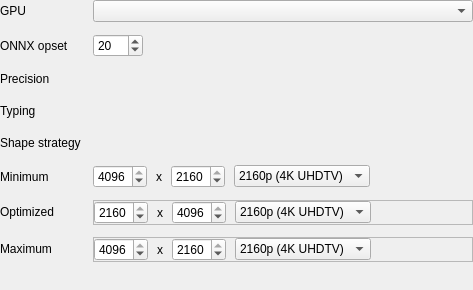
Old version of the form ui/designer/ui_tensorrt_conversion_widget.ui in the repository herlegon/hconvert.
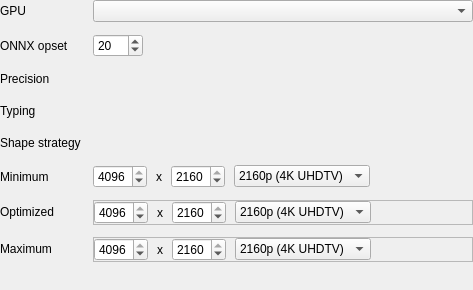
New version of the form. Custom widgets are drawn as their Qt base class.

Commit message: tensorrt conversion widget

```diff
--- a/ui/designer/ui_tensorrt_conversion_widget.ui
+++ b/ui/designer/ui_tensorrt_conversion_widget.ui
@@ -363,32 +363,6 @@
         <property name="bottomMargin">
          <number>0</number>
         </property>
-        <item>
-         <widget class="QSpinBox" name="spinbox_h_opt">
-          <property name="sizePolicy">
-           <sizepolicy hsizetype="Maximum" vsizetype="Fixed">
-            <horstretch>0</horstretch>
-            <verstretch>0</verstretch>
-           </sizepolicy>
-          </property>
-          <property name="minimum">
-           <number>16</number>
-          </property>
-          <property name="maximum">
-           <number>2160</number>
-          </property>
-          <property name="value">
-           <number>2160</number>
-          </property>
-         </widget>
-        </item>
-        <item>
-         <widget class="QLabel" name="label_x_w_opt">
-          <property name="text">
-           <string>x</string>
-          </property>
-         </widget>
-        </item>
         <item>
          <widget class="QSpinBox" name="spinbox_w_opt">
           <property name="sizePolicy">
@@ -411,6 +385,32 @@
           </property>
          </widget>
         </item>
+        <item>
+         <widget class="QLabel" name="label_x_w_opt">
+          <property name="text">
+           <string>x</string>
+          </property>
+         </widget>
+        </item>
+        <item>
+         <widget class="QSpinBox" name="spinbox_h_opt">
+          <property name="sizePolicy">
+           <sizepolicy hsizetype="Maximum" vsizetype="Fixed">
+            <horstretch>0</horstretch>
+            <verstretch>0</verstretch>
+           </sizepolicy>
+          </property>
+          <property name="minimum">
+           <number>16</number>
+          </property>
+          <property name="maximum">
+           <number>2160</number>
+          </property>
+          <property name="value">
+           <number>2160</number>
+          </property>
+         </widget>
+        </item>
         <item>
          <widget class="QComboBox" name="combobox_resolution_opt">
           <property name="minimumSize">
```
The commit also changes 14 other files.
